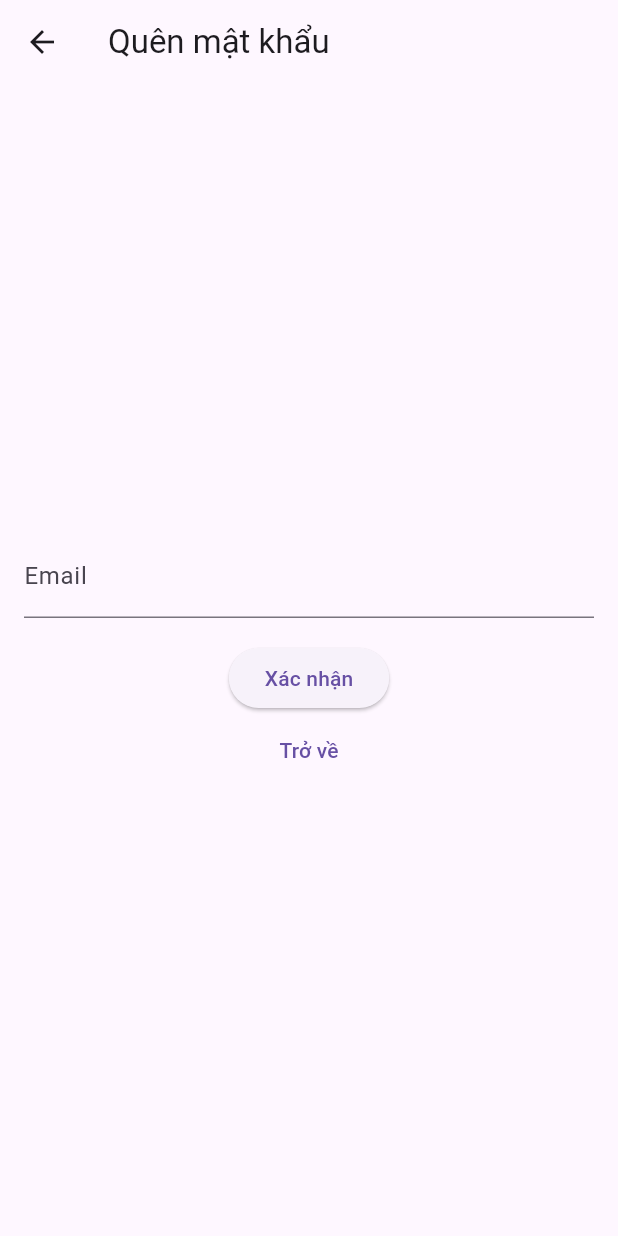
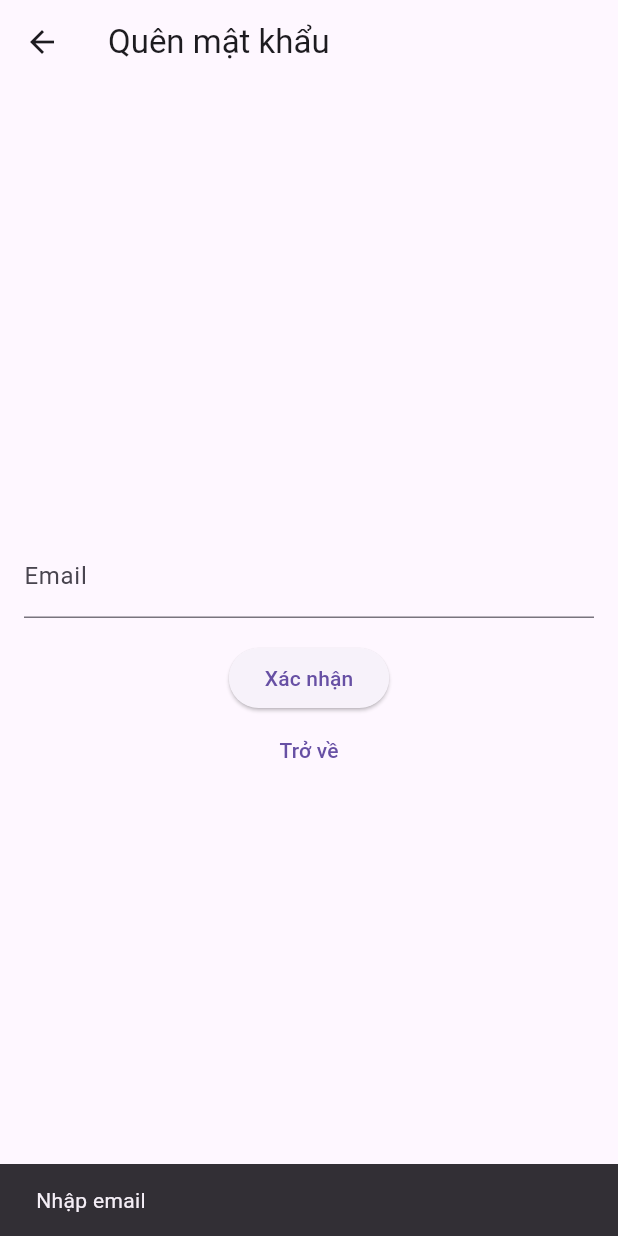
Before and after one commit to sisternia/tour-travel, a Flutter app: the ForgotPassword screen opened directly, after a tap on "Xác nhận", on a phone screen of 412 x 824 dp. Run offline on Flutter 3.47's test engine with Material 3 defaults, Android fonts, the phone set to English and light mode, and no system bars.

Commit message:
Update Reset Password (1)

```diff
--- a/tour-fe/lib/data/repositories/verify_repository.dart
+++ b/tour-fe/lib/data/repositories/verify_repository.dart
@@ -13,14 +13,25 @@ class VerifyRepository {
     return await service.sendCode(email);
   }
 
-  Future<Map<String, dynamic>> verifyAccount(
-      String email, String verifyCode) async {
+  Future<Map<String, dynamic>> verifyAccount(String email, String verifyCode,
+      {String type = 'register'}) async {
     if (email.trim().isEmpty) {
       return {'success': false, 'message': 'Email không được để trống'};
     }
     if (verifyCode.trim().length != 6) {
       return {'success': false, 'message': 'Mã xác nhận phải có 6 số'};
     }
-    return await service.verifyAccount(email, verifyCode);
+    return await service.verifyAccount(email, verifyCode, type: type);
+  }
+
+  Future<Map<String, dynamic>> resetPassword(
+      String email, String newPassword) async {
+    if (email.trim().isEmpty) {
+      return {'success': false, 'message': 'Email không được để trống'};
+    }
+    if (newPassword.length < 6) {
+      return {'success': false, 'message': 'Mật khẩu tối thiểu 6 ký tự'};
+    }
+    return await service.resetPassword(email, newPassword);
   }
 }
--- a/tour-fe/lib/presentation/screens/ForgotPassword.dart
+++ b/tour-fe/lib/presentation/screens/ForgotPassword.dart
@@ -1,9 +1,54 @@
 // lib/presentation/screens/ForgotPassword.dart
 import 'package:flutter/material.dart';
 import 'LoginScreen.dart';
+import '../../data/repositories/verify_repository.dart';
+import 'VerifyCode.dart';
 
-class ForgotPassword extends StatelessWidget {
+class ForgotPassword extends StatefulWidget {
   const ForgotPassword({super.key});
+
+  @override
+  State<ForgotPassword> createState() => _ForgotPasswordState();
+}
+
+class _ForgotPasswordState extends State<ForgotPassword> {
+  final TextEditingController _emailCtrl = TextEditingController();
+  final VerifyRepository _repo = VerifyRepository();
+  bool _loading = false;
+
+  @override
+  void dispose() {
+    _emailCtrl.dispose();
+    super.dispose();
+  }
+
+  Future<void> _submit() async {
+    final email = _emailCtrl.text.trim();
+    if (email.isEmpty) {
+      ScaffoldMessenger.of(context).showSnackBar(
+        const SnackBar(content: Text('Nhập email')),
+      );
+      return;
+    }
+
+    setState(() => _loading = true);
+    final res = await _repo.sendCode(email);
+    setState(() => _loading = false);
+
+    ScaffoldMessenger.of(context).showSnackBar(
+      SnackBar(content: Text(res['message'] ?? '')),
+    );
+
+    if (res['success'] == true) {
+      // Chuyển tới VerifyCode với from = 'forgot'
+      Navigator.pushReplacement(
+        context,
+        MaterialPageRoute(
+          builder: (_) => VerifyCodeScreen(email: email, from: 'forgot'),
+        ),
+      );
+    }
+  }
 
   @override
   Widget build(BuildContext context) {
@@ -14,13 +59,20 @@ class ForgotPassword extends StatelessWidget {
         child: Column(
           mainAxisAlignment: MainAxisAlignment.center,
           children: [
-            const TextField(
-              decoration: InputDecoration(labelText: "Email"),
+            TextField(
+              controller: _emailCtrl,
+              decoration: const InputDecoration(labelText: "Email"),
+              keyboardType: TextInputType.emailAddress,
             ),
             const SizedBox(height: 16),
             ElevatedButton(
-              onPressed: () {},
-              child: const Text("Xác nhận"),
+              onPressed: _loading ? null : _submit,
+              child: _loading
+                  ? const SizedBox(
+                      height: 18,
+                      width: 18,
+                      child: CircularProgressIndicator(strokeWidth: 2))
+                  : const Text("Xác nhận"),
             ),
             TextButton(
               onPressed: () {
```
Also changed, not shown: tour-fe/lib/core/constants/api.dart (+7 -0 lines), tour-fe/lib/data/services/verify_service.dart (+43 -5 lines), tour-fe/lib/presentation/screens/ResetPasswordScreen.dart (added, +125 -0 lines), tour-fe/lib/presentation/screens/VerifyCode.dart (+65 -24 lines), 3 other files.
